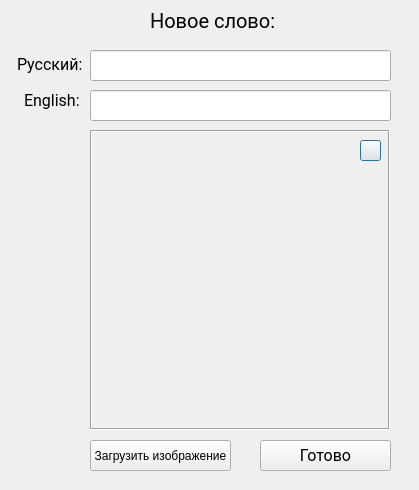
Above: dialogaddword.ui from Skripove/MyDictionary before the change. Below: the same form after it.
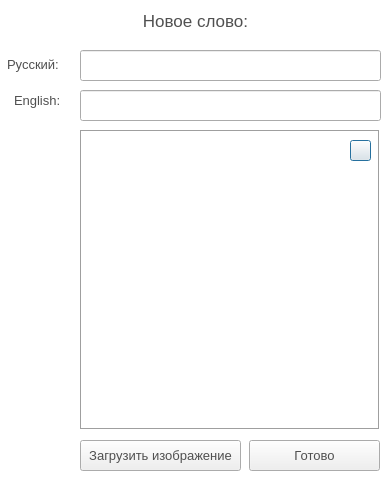
That is the form after the change. Icons and pictures are not drawn.

Commit message: Исправил баг добавления нового слова. Немного изменил дизайн

What changed in the file:
```diff
--- a/dialogaddword.ui
+++ b/dialogaddword.ui
@@ -6,17 +6,23 @@
    <rect>
     <x>0</x>
     <y>0</y>
-    <width>419</width>
+    <width>392</width>
     <height>490</height>
    </rect>
   </property>
   <property name="windowTitle">
    <string>Добавить слово</string>
   </property>
+  <property name="styleSheet">
+   <string notr="true">#DialogAddWord{
+	background-color: rgb(255, 255, 255);
+}
+</string>
+  </property>
   <widget class="QLabel" name="labelNewImage">
    <property name="geometry">
     <rect>
-     <x>90</x>
+     <x>80</x>
      <y>130</y>
      <width>300</width>
      <height>300</height>
@@ -38,7 +44,7 @@
   <widget class="QLabel" name="labelAddRus">
    <property name="geometry">
     <rect>
-     <x>17</x>
+     <x>7</x>
      <y>54</y>
      <width>71</width>
      <height>21</height>
@@ -46,10 +52,13 @@
    </property>
    <property name="font">
     <font>
-     <family>Roboto</family>
-     <pointsize>12</pointsize>
+     <family>Segoe UI</family>
+     <pointsize>10</pointsize>
     </font>
    </property>
+   <property name="styleSheet">
+    <string notr="true">color: rgb(80, 80, 80);</string>
+   </property>
    <property name="text">
     <string>Русский:</string>
    </property>
@@ -57,7 +66,7 @@
   <widget class="QLineEdit" name="lineAddEng">
    <property name="geometry">
     <rect>
-     <x>90</x>
+     <x>80</x>
      <y>90</y>
      <width>301</width>
      <height>31</height>
@@ -65,14 +74,18 @@
    </property>
    <property name="font">
     <font>
-     <pointsize>14</pointsize>
+     <family>Segoe UI</family>
+     <pointsize>13</pointsize>
     </font>
    </property>
+   <property name="styleSheet">
+    <string notr="true">color: rgb(80, 80, 80);</string>
+   </property>
   </widget>
   <widget class="QPushButton" name="btnClearImage">
    <property name="geometry">
     <rect>
-     <x>360</x>
+     <x>350</x>
      <y>140</y>
      <width>21</width>
      <height>21</height>
@@ -97,7 +110,7 @@
   <widget class="QPushButton" name="btnFinishAddWord">
    <property name="geometry">
     <rect>
-     <x>260</x>
+     <x>249</x>
      <y>440</y>
      <width>131</width>
      <height>31</height>
@@ -105,10 +118,13 @@
    </property>
    <property name="font">
     <font>
-     <family>Roboto</family>
-     <pointsize>12</pointsize>
+     <family>Segoe UI</family>
+     <pointsize>10</pointsize>
     </font>
    </property>
+   <property name="styleSheet">
+    <string notr="true">color: rgb(80, 80, 80);</string>
+   </property>
    <property name="text">
     <string>Готово</string>
    </property>
@@ -116,7 +132,7 @@
   <widget class="QLabel" name="labelAddEng">
    <property name="geometry">
     <rect>
-     <x>24</x>
+     <x>14</x>
      <y>90</y>
      <width>61</width>
      <height>21</height>
@@ -124,10 +140,13 @@
    </property>
    <property name="font">
     <font>
-     <family>Roboto</family>
-     <pointsize>12</pointsize>
+     <family>Segoe UI</family>
+     <pointsize>10</pointsize>
     </font>
    </property>
+   <property name="styleSheet">
+    <string notr="true">color: rgb(80, 80, 80);</string>
+   </property>
    <property name="text">
     <string>English:</string>
    </property>
@@ -135,7 +154,7 @@
   <widget class="QLabel" name="label">
    <property name="geometry">
     <rect>
-     <x>150</x>
+     <x>130</x>
      <y>10</y>
      <width>131</width>
      <height>21</height>
@@ -143,23 +162,38 @@
    </property>
    <property name="font">
     <font>
-     <family>Roboto</family>
-     <pointsize>15</pointsize>
+     <family>Segoe UI</family>
+     <pointsize>13</pointsize>
     </font>
    </property>
+   <property name="styleSheet">
+    <string notr="true">color: rgb(80, 80, 80);</string>
+   </property>
    <property name="text">
     <string>Новое слово:</string>
    </property>
+   <property name="alignment">
+    <set>Qt::AlignCenter</set>
+   </property>
   </widget>
   <widget class="QPushButton" name="btnChangeImage">
    <property name="geometry">
     <rect>
-     <x>90</x>
+     <x>80</x>
      <y>440</y>
-     <width>141</width>
+     <width>161</width>
      <height>31</height>
     </rect>
    </property>
+   <property name="font">
+    <font>
+     <family>Segoe UI</family>
+     <pointsize>10</pointsize>
+    </font>
+   </property>
+   <property name="styleSheet">
+    <string notr="true">color: rgb(80, 80, 80);</string>
+   </property>
    <property name="text">
     <string>Загрузить изображение</string>
    </property>
@@ -167,7 +201,7 @@
   <widget class="QLineEdit" name="lineAddRus">
    <property name="geometry">
     <rect>
-     <x>90</x>
+     <x>80</x>
      <y>50</y>
      <width>301</width>
      <height>31</height>
@@ -175,9 +209,16 @@
    </property>
    <property name="font">
     <font>
-     <pointsize>14</pointsize>
+     <family>Segoe UI</family>
+     <pointsize>13</pointsize>
     </font>
    </property>
+   <property name="styleSheet">
+    <string notr="true">color: rgb(80, 80, 80);</string>
+   </property>
+   <property name="text">
+    <string/>
+   </property>
   </widget>
  </widget>
  <resources/>
```
The commit also changes 7 other files.
